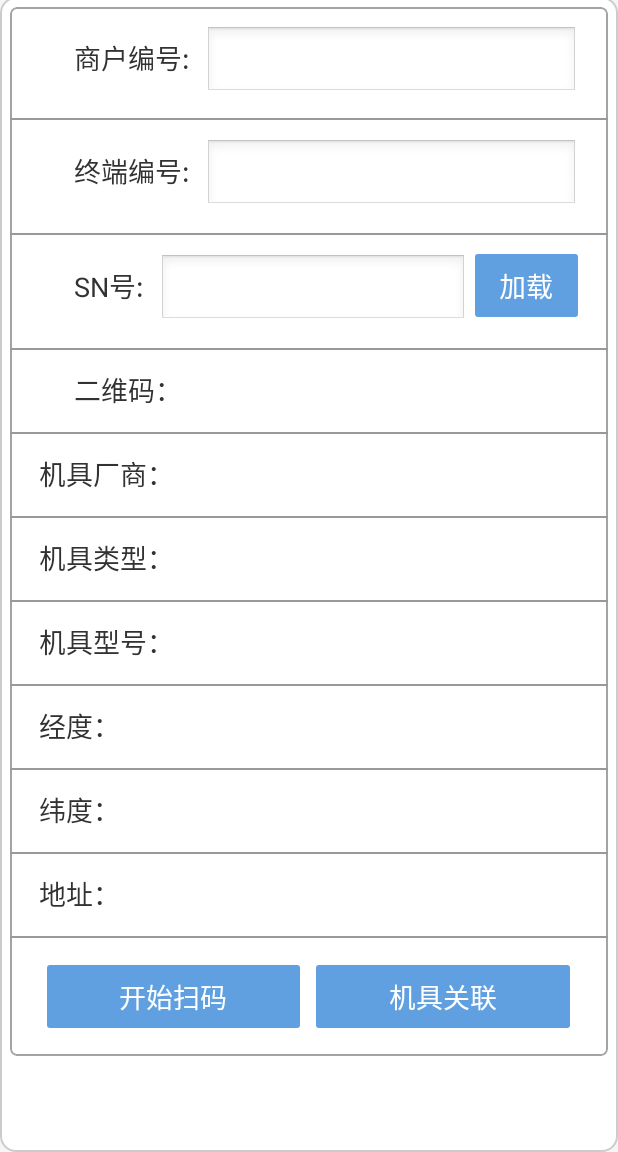
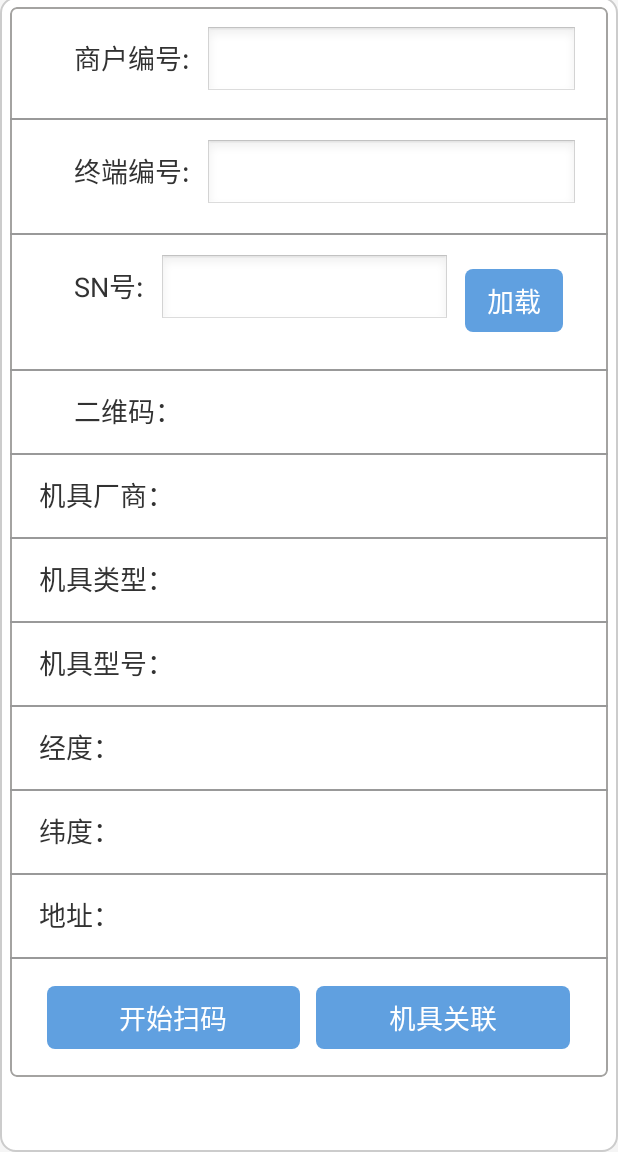
Before and after one commit to MarshallYoung/android-mrtn, an Android app: the ScanCodeActivity screen opened directly, with no data from a screen before it, on a phone screen of 412 x 824 dp, the part 84-1236 px from its top. Run offline under Robolectric (Android 15) with nearby library versions, the phone set to English and light mode, and no system bars; libraries missing offline, so code that uses them is left out: cn.pedant.

Commit message:
增加style

```diff
--- a/app/src/main/java/com/yuchengtech/mrtn/base/util/LogUtil.java
+++ b/app/src/main/java/com/yuchengtech/mrtn/base/util/LogUtil.java
@@ -14,14 +14,10 @@ public class LogUtil {
 
     /**
      * 输出错误日志
-     *
-     * @param tag 标记
-     * @param msg 信息
      */
     public static void e(String tag, String msg) {
         if (DEBUG) {
             Log.e(tag, msg);
         }
     }
-
 }
--- a/app/src/main/res/drawable/selector_btn_blue.xml
+++ b/app/src/main/res/drawable/selector_btn_blue.xml
@@ -1,7 +1,5 @@
 <?xml version="1.0" encoding="utf-8"?>
 <selector xmlns:android="http://schemas.android.com/apk/res/android">
-
     <item android:drawable="@drawable/shape_btn_blue_pressed" android:state_pressed="true" />
     <item android:drawable="@drawable/shape_btn_blue" />
-
 </selector>
--- a/app/src/main/res/drawable/shape_btn_blue.xml
+++ b/app/src/main/res/drawable/shape_btn_blue.xml
@@ -1,10 +1,4 @@
-<?xml version="1.0" encoding="utf-8"?>
 <shape xmlns:android="http://schemas.android.com/apk/res/android">
-
-    <!-- 填充 -->
     <solid android:color="@color/blue_bg_btn" />
-
-    <!-- 圆角 -->
-    <corners android:radius="2dp" />
-
+    <corners android:radius="5dp" />
 </shape>
--- a/app/src/main/res/drawable/shape_btn_blue_pressed.xml
+++ b/app/src/main/res/drawable/shape_btn_blue_pressed.xml
@@ -1,10 +1,4 @@
-<?xml version="1.0" encoding="utf-8"?>
 <shape xmlns:android="http://schemas.android.com/apk/res/android">
-
-    <!-- 填充 -->
     <solid android:color="@color/blue_bg_btn_pressed" />
-
-    <!-- 圆角 -->
-    <corners android:radius="2dp" />
-
+    <corners android:radius="5dp" />
 </shape>
--- a/app/src/main/res/layout/activity_login.xml
+++ b/app/src/main/res/layout/activity_login.xml
@@ -59,9 +59,8 @@
 
         <Button
             android:id="@+id/btn_login"
-            style="@style/btn_blue"
+            style="@style/Button.Blue"
             android:layout_marginTop="20dp"
             android:text="@string/login" />
     </LinearLayout>
-
 </LinearLayout>
--- a/app/src/main/res/layout/activity_scancode.xml
+++ b/app/src/main/res/layout/activity_scancode.xml
@@ -98,7 +98,7 @@
 
                 <Button
                     android:id="@+id/button3"
-                    style="@style/btn_blue"
+                    style="@style/Button.Blue"
                     android:layout_width="0dp"
                     android:layout_height="42dp"
                     android:layout_marginLeft="5dp"
@@ -317,7 +317,7 @@
 
                 <Button
                     android:id="@+id/button1"
-                    style="@style/btn_blue"
+                    style="@style/Button.Blue"
                     android:layout_width="0dp"
                     android:layout_height="42dp"
                     android:layout_margin="5dp"
@@ -326,7 +326,7 @@
 
                 <Button
                     android:id="@+id/button2"
-                    style="@style/btn_blue"
+                    style="@style/Button.Blue"
                     android:layout_width="0dp"
                     android:layout_height="42dp"
                     android:layout_margin="5dp"
@@ -335,5 +335,4 @@
             </LinearLayout>
         </LinearLayout>
     </ScrollView>
-
 </LinearLayout>
--- a/app/src/main/res/layout/fragment_more.xml
+++ b/app/src/main/res/layout/fragment_more.xml
@@ -73,12 +73,11 @@
 
             <Button
                 android:id="@+id/btn_exit"
-                style="@style/btn_blue"
+                style="@style/Button.Blue"
                 android:layout_marginLeft="15dp"
                 android:layout_marginRight="15dp"
                 android:layout_marginTop="30dp"
                 android:text="@string/exit" />
         </LinearLayout>
     </ScrollView>
-
 </LinearLayout>
--- a/app/src/main/res/layout/item_query_merchant.xml
+++ b/app/src/main/res/layout/item_query_merchant.xml
@@ -29,9 +29,8 @@
 
     <Button
         android:id="@+id/btn_search"
-        style="@style/btn_blue"
+        style="@style/Button.Blue"
         android:layout_marginTop="5dp"
         android:onClick="onClick_btn_search_two"
         android:text="查询" />
-
 </LinearLayout>
--- a/app/src/main/res/layout/item_query_order.xml
+++ b/app/src/main/res/layout/item_query_order.xml
@@ -90,8 +90,7 @@
 
     <Button
         android:id="@+id/btn_query"
-        style="@style/btn_blue"
+        style="@style/Button.Blue"
         android:layout_marginTop="3dp"
         android:text="查询" />
-
 </LinearLayout>
--- a/app/src/main/res/layout/item_query_predict.xml
+++ b/app/src/main/res/layout/item_query_predict.xml
@@ -68,9 +68,8 @@
 
     <Button
         android:id="@+id/btn_search"
-        style="@style/btn_blue"
+        style="@style/Button.Blue"
         android:layout_marginTop="3dp"
         android:onClick="onClick_btn_search_two"
         android:text="查询" />
-
 </LinearLayout>
--- a/app/src/main/res/layout/mrtn_atv_more_about.xml
+++ b/app/src/main/res/layout/mrtn_atv_more_about.xml
@@ -67,12 +67,11 @@
 
             <Button
                 android:id="@+id/btn_phone"
-                style="@style/btn_blue"
+                style="@style/Button.Blue"
                 android:layout_marginLeft="15dip"
                 android:layout_marginRight="15dip"
                 android:layout_marginTop="30dip"
                 android:text="电话：" />
         </LinearLayout>
     </ScrollView>
-
 </LinearLayout>
--- a/app/src/main/res/layout/mrtn_atv_order_info.xml
+++ b/app/src/main/res/layout/mrtn_atv_order_info.xml
@@ -45,10 +45,9 @@
 
             <Button
                 android:id="@+id/btn_up"
-                style="@style/btn_blue"
+                style="@style/Button.Blue"
                 android:layout_width="140dp"
                 android:text="添加图片" />
         </LinearLayout>
     </ScrollView>
-
 </LinearLayout>
--- a/app/src/main/res/layout/write_pad.xml
+++ b/app/src/main/res/layout/write_pad.xml
@@ -17,7 +17,7 @@
 
         <Button
             android:id="@+id/tablet_ok"
-            style="@style/btn_blue"
+            style="@style/Button.Blue"
             android:layout_width="0dp"
             android:layout_height="wrap_content"
             android:layout_marginLeft="5dp"
@@ -27,7 +27,7 @@
 
         <Button
             android:id="@+id/tablet_clear"
-            style="@style/btn_blue"
+            style="@style/Button.Blue"
             android:layout_width="0dp"
             android:layout_height="wrap_content"
             android:layout_marginLeft="5dp"
@@ -37,7 +37,7 @@
 
         <Button
             android:id="@+id/tablet_cancel"
-            style="@style/btn_blue"
+            style="@style/Button.Blue"
             android:layout_width="0dp"
             android:layout_height="wrap_content"
             android:layout_marginLeft="5dip"
--- a/app/src/main/res/values/colors.xml
+++ b/app/src/main/res/values/colors.xml
@@ -24,4 +24,9 @@
     <color name="viewfinder_mask">#60000000</color>
     <color name="possible_result_points">#c0ffff00</color>
 
+    <color name="blue_button_background">#1E88E5</color>
+    <color name="blue_button_background_pressed">#0077dd</color>
+    <color name="gray_tab">#f1f1f1</color>
+    <color name="orange">#ff6700</color>
+    <color name="orange_pressed">#f06100</color>
 </resources>
--- a/app/src/main/res/values/styles.xml
+++ b/app/src/main/res/values/styles.xml
@@ -109,15 +109,20 @@
         <item name="android:textColor">@color/selector_tab_text</item>
         <item name="android:button">@null</item>
     </style>
-    <!-- 蓝色按钮 -->
-    <style name="btn_blue">
+    <!-- 按钮 -->
+    <style name="Button">
         <item name="android:layout_width">match_parent</item>
         <item name="android:layout_height">@dimen/button_height</item>
         <item name="android:gravity">center</item>
-        <item name="android:background">@drawable/selector_btn_blue</item>
         <item name="android:textColor">@color/white</item>
         <item name="android:textSize">@dimen/textsize_button</item>
+        <item name="android:layout_margin">10dp</item>
     </style>
+
+    <style name="Button.Blue">
+        <item name="android:background">@drawable/selector_btn_blue</item>
+    </style>
+
     <!-- 选项卡按钮 -->
     <style name="LinearLayout_Option">
         <item name="android:layout_width">match_parent</item>
```
Also changed, not shown: app/src/main/res/values/dimens.xml (+9 -0 lines), 26 other files.
